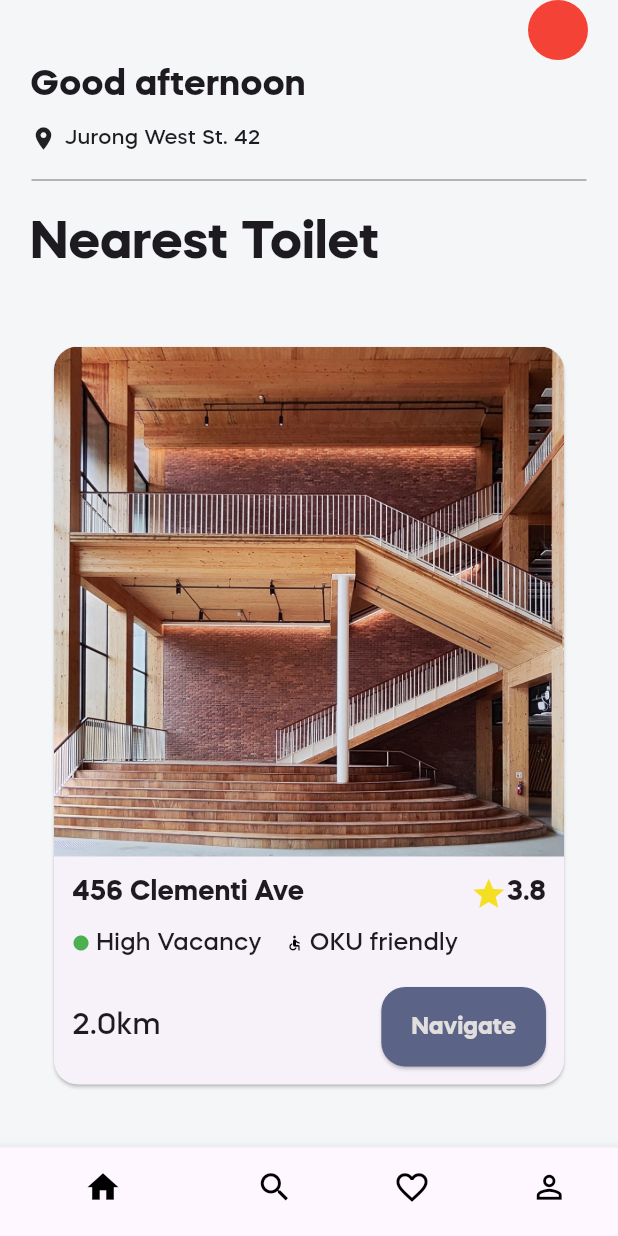
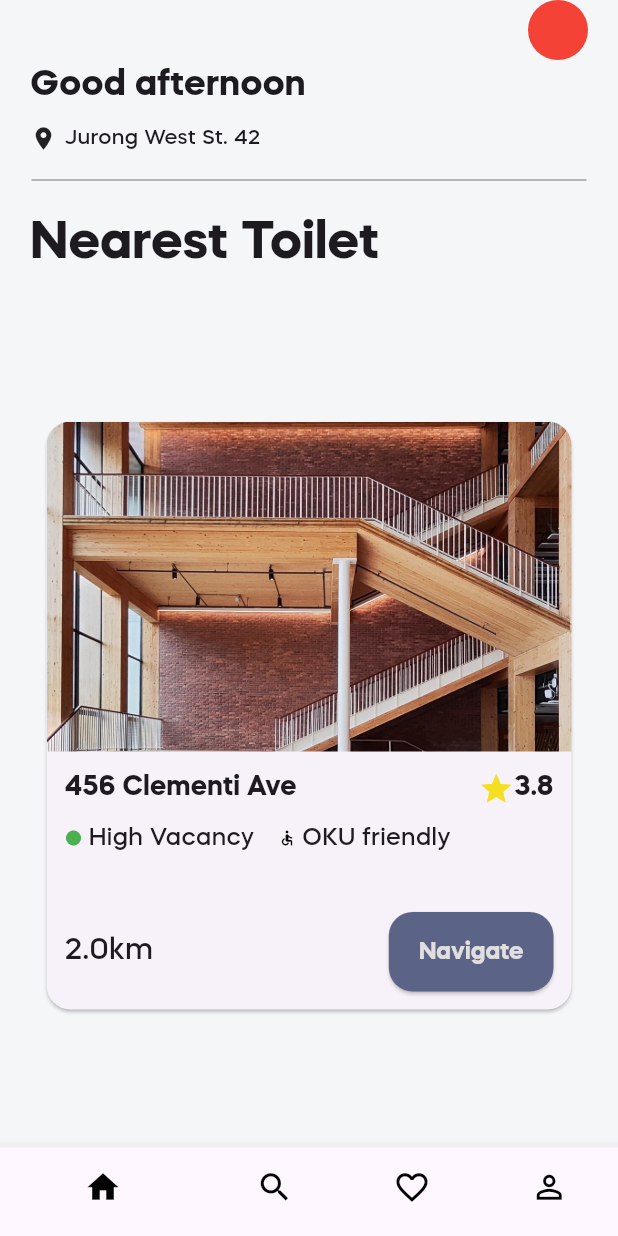
Before and after one commit to vrevolverrr/peepal, a Flutter app: the screen it shows after launch, on a phone screen of 412 x 824 dp. Run offline on Flutter 3.47's test engine with Material 3 defaults, Android fonts, the phone set to English and light mode, and no system bars; our stand-ins replace equatable, flutter_bloc, geolocator, google_maps_flutter.

Commit message:
update toilet card

```diff
--- a/peepal/lib/features/nearby_toilets/nearby_toilets_page.dart
+++ b/peepal/lib/features/nearby_toilets/nearby_toilets_page.dart
@@ -72,7 +72,9 @@ class NearbyToiletsPageState extends State<NearbyToiletsPage> {
             ),
             SizedBox(height: 1.0),
             Expanded(
-              child: PageView.builder(
+              child: LayoutBuilder(
+                builder: (context, constraints) {
+                  return PageView.builder(
                     controller: _pageController,
                     itemCount: null,
                     itemBuilder: (context, index) {
@@ -103,8 +105,11 @@ class NearbyToiletsPageState extends State<NearbyToiletsPage> {
                           highVacancy: toilet['highVacancy'],
                           bidetAvailable: toilet['bidetAvailable'],
                           okuFriendly: toilet['okuFriendly'],
+                          height: 400, // Dynamically set card height
                         ),
-                   ); // Use the new widget
+                      );
+                    },
+                  );
                 },
               ),
             ),
--- a/peepal/lib/features/nearby_toilets/widgets/nearby_toilet_card.dart
+++ b/peepal/lib/features/nearby_toilets/widgets/nearby_toilet_card.dart
@@ -7,6 +7,7 @@ class NearbyToiletCard extends StatelessWidget {
   final bool highVacancy;
   final bool bidetAvailable;
   final bool okuFriendly;
+  final double height; // Add height parameter
 
   const NearbyToiletCard({
     Key? key,
@@ -16,43 +17,58 @@ class NearbyToiletCard extends StatelessWidget {
     required this.highVacancy,
     required this.bidetAvailable,
     required this.okuFriendly,
+    this.height = 400, // Initialize height
   }) : super(key: key);
 
   @override
   Widget build(BuildContext context) {
-    return Padding(
-      padding: const EdgeInsets.symmetric(horizontal: 5.0),
+    return SizedBox(
+      height: height, // Use the dynamic height
       child: Card(
         shape: RoundedRectangleBorder(
           borderRadius: BorderRadius.circular(16.0),
         ),
         child: Column(
           crossAxisAlignment: CrossAxisAlignment.start,
-          mainAxisSize: MainAxisSize.min,
           children: [
             ClipRRect(
-              borderRadius: BorderRadius.vertical(top: Radius.circular(16)),
-              child: Image.asset('assets/images/toilet.jpeg'), // Replace with your image
+              borderRadius: const BorderRadius.vertical(top: Radius.circular(16)),
+              child: Image.asset(
+                'assets/images/toilet.jpeg',
+                height: height * 0.55, // Adjust image height proportionally
+                width: double.infinity,
+                fit: BoxFit.cover,
               ),
-            Padding(
+            ),
+            Expanded(
+              child: Padding(
                 padding: const EdgeInsets.all(12.0),
                 child: Column(
                   crossAxisAlignment: CrossAxisAlignment.start,
-                mainAxisSize: MainAxisSize.min,
                   children: [
                     Row(
                       mainAxisAlignment: MainAxisAlignment.spaceBetween,
                       children: [
-                      Text(address, style: TextStyle(fontSize: 18, fontWeight: FontWeight.bold)),
+                        Expanded(
+                          child: Text(
+                            address,
+                            style: const TextStyle(fontSize: 18, fontWeight: FontWeight.bold),
+                            maxLines: 2,
+                            overflow: TextOverflow.ellipsis,
+                          ),
+                        ),
                         Row(
                           children: [
-                          Icon(Icons.star, color: const Color.fromARGB(255, 244, 223, 34)),
-                          Text(rating.toString(), style: TextStyle(fontSize: 18, fontWeight: FontWeight.bold)),
+                            const Icon(Icons.star, color: Color.fromARGB(255, 244, 223, 34)),
+                            Text(
+                              rating.toString(),
+                              style: const TextStyle(fontSize: 18, fontWeight: FontWeight.bold),
+                            ),
                           ],
                         ),
                       ],
                     ),
-                  SizedBox(height: 8),
+                    const SizedBox(height: 8),
                     Wrap(
                       spacing: 16.0,
                       runSpacing: 8.0,
@@ -61,51 +77,50 @@ class NearbyToiletCard extends StatelessWidget {
                           Row(
                             mainAxisSize: MainAxisSize.min,
                             children: [
-                            Icon(Icons.circle, color: Colors.green, size: 12),
-                            SizedBox(width: 4),
-                            Text('High Vacancy', style: TextStyle(fontSize: 16)),
+                              const Icon(Icons.circle, color: Colors.green, size: 12),
+                              const SizedBox(width: 4),
+                              const Text('High Vacancy', style: TextStyle(fontSize: 16)),
                             ],
                           ),
                         if (bidetAvailable)
                           Row(
                             mainAxisSize: MainAxisSize.min,
                             children: [
-                            Icon(Icons.check, color: Colors.black, size: 12),
-                            SizedBox(width: 4),
-                            Text('Bidet available', style: TextStyle(fontSize: 16)),
+                              const Icon(Icons.check, color: Colors.black, size: 12),
+                              const SizedBox(width: 4),
+                              const Text('Bidet available', style: TextStyle(fontSize: 16)),
                             ],
                           ),
                         if (okuFriendly)
                           Row(
                             mainAxisSize: MainAxisSize.min,
                             children: [
-                            Icon(Icons.accessible, color: Colors.black, size: 12),
-                            SizedBox(width: 4),
-                            Text('OKU friendly', style: TextStyle(fontSize: 16)),
+                              const Icon(Icons.accessible, color: Colors.black, size: 12),
+                              const SizedBox(width: 4),
+                              const Text('OKU friendly', style: TextStyle(fontSize: 16)),
                             ],
                           ),
                       ],
                     ),
-                  SizedBox(height: 18),
+                    const Spacer(),
                     Row(
                       mainAxisAlignment: MainAxisAlignment.spaceBetween,
                       children: [
-                      Text(distance, style: TextStyle(fontSize: 20)),
+                        Text(distance, style: const TextStyle(fontSize: 20)),
                         ElevatedButton(
                           onPressed: () {},
                           style: ElevatedButton.styleFrom(
-                          backgroundColor: Color.fromARGB(255, 91, 100, 134), // Background color
+                            backgroundColor: const Color.fromARGB(255, 91, 100, 134),
                             foregroundColor: Colors.white,
                             padding: const EdgeInsets.symmetric(horizontal: 20.0, vertical: 15.0),
                             shape: RoundedRectangleBorder(
                               borderRadius: BorderRadius.circular(16),
                             ),
                           ),
-                        child: Text(
+                          child: const Text(
                             'Navigate',
                             style: TextStyle(
                               fontSize: 16,
-                            fontFamily: "MazzardH",
                               fontWeight: FontWeight.bold,
                               color: Color.fromARGB(255, 225, 222, 222),
                             ),
@@ -116,6 +131,7 @@ class NearbyToiletCard extends StatelessWidget {
                   ],
                 ),
               ),
+            ),
           ],
         ),
       ),
```
Lines whose indentation alone changed are shown as unchanged.
